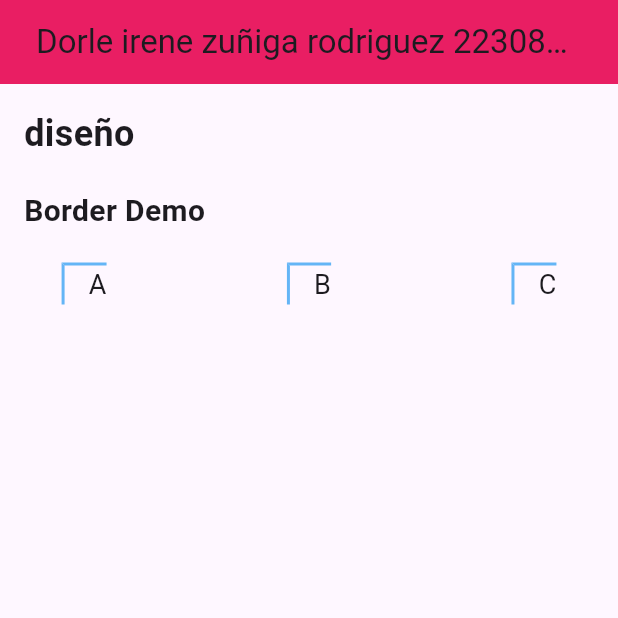
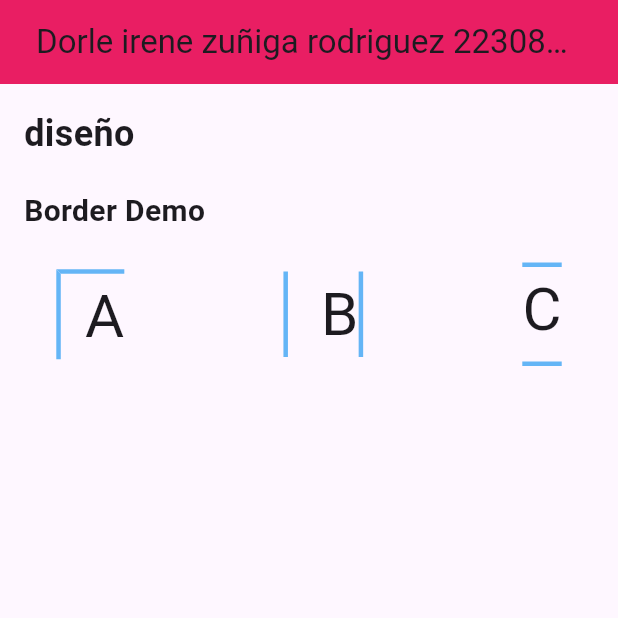
Before and after one commit to Dorle-Zuniga-1113/p11-autonoma-1113, a Flutter app: the screen it shows after launch, on a phone screen of 412 x 824 dp, the top half of it. Run offline on Flutter 3.47's test engine with Material 3 defaults, Android fonts, the phone set to English and light mode, and no system bars.

Commit message:
corregi todos

```diff
--- a/lib/main.dart
+++ b/lib/main.dart
@@ -1,14 +1,13 @@
-
 import 'dart:ui';
 
 import 'package:flutter/material.dart';
 
 void main() {
-  runApp(const MyApp());
+  runApp(const MyApp
+());
 }
 
-class MyApp extends
- StatelessWidget {
+class MyApp extends StatelessWidget {
   const MyApp({super.key});
 
   @override
@@ -17,7 +16,8 @@ class MyApp extends
       debugShowCheckedModeBanner: false,
       home: Scaffold(
         appBar: AppBar(
-          backgroundColor: Colors.pink, // Fondo rosa para eAppBar
+          backgroundColor: Colors.
+pink,
           title: Container(
             padding: const EdgeInsets.symmetric(horizontal: 8, vertical: 4),
             child: const Text('Dorle irene zuñiga rodriguez 22308051281113 num.52'),
@@ -30,8 +30,8 @@ class MyApp extends
             children: <Widget>[
               const Text(
                 'diseño',
-                style: TextStyle(fontSize:
-24, fontWeight: FontWeight.bold),
+                style: TextStyle
+(fontSize: 24, fontWeight: FontWeight.bold),
               ),
               const SizedBox(height: 20),
               const Text(
@@ -44,15 +44,14 @@ class MyApp extends
                 children: <Widget>[
                   // Letra A con borde izquierdo
                   Container(
-                    padding: const EdgeInsets.only(left: 16), // Padding solo a la izquierda
+                    padding: const EdgeInsets.only(left: 16),
                     decoration: BoxDecoration(
                       border: Border(
-                                 top: BorderSide(color: Colors.blue[300]!, width: 2),
-
-                        left: BorderSide(color: Colors.blue[300]!, width: 2),
+                        top: BorderSide(color: Colors.blue[300]!, width: 3),
+                        left: BorderSide(color: Colors.blue[300]!, width: 3),
                       ),
                     ),
-                    child: const Text('A', style: TextStyle(fontSize: 18)),
+                    child: const Text('A', style: TextStyle(fontSize: 40)),
                   ),
                   // Divider vertical
                   const VerticalDivider(
@@ -60,17 +59,16 @@ class MyApp extends
                     thickness: 2,
                     width: 20,
                   ),
-                  // Letra B con borde izquierdo
+                  // Letra B con borde izquierdo y derecho
                   Container(
-                    padding: const EdgeInsets.only(left: 16), // Padding solo a la izquierda
+                    padding: const EdgeInsets.only(left: 22),
                     decoration: BoxDecoration(
                       border: Border(
-                        top: BorderSide(color: Colors.blue[300]!, width: 2),
-
-                        left: BorderSide(color: Colors.blue[300]!, width: 2),
+                        right: BorderSide(color: Colors.blue[300]!, width: 3),
+                        left: BorderSide(color: Colors.blue[300]!, width: 3),
                       ),
                     ),
-                    child: const Text('B', style: TextStyle(fontSize: 18)),
+                    child: const Text('B', style: TextStyle(fontSize: 40)),
                   ),
                   // Divider vertical
                   const VerticalDivider(
@@ -78,16 +76,16 @@ class MyApp extends
                     thickness: 2,
                     width: 20,
                   ),
-                  // Letra C con borde izquierdo
+                  // Letra C con borde superior e inferior
                   Container(
-                    padding: const EdgeInsets.only(left: 16), // Padding solo a la izquierda
+                    padding: const EdgeInsets.only(bottom: 6),
                     decoration: BoxDecoration(
                       border: Border(
-                        top: BorderSide(color: Colors.blue[300]!, width: 2),
-                        left: BorderSide(color: Colors.blue[300]!, width: 2),
+                        top: BorderSide(color: Colors.blue[300]!, width: 3),
+                        bottom: BorderSide(color: Colors.blue[300]!, width: 3),
                       ),
                     ),
-                    child: const Text('C', style: TextStyle(fontSize: 18)),
+                    child: const Text('C', style: TextStyle(fontSize: 40)),
                   ),
                 ],
               ),
```
